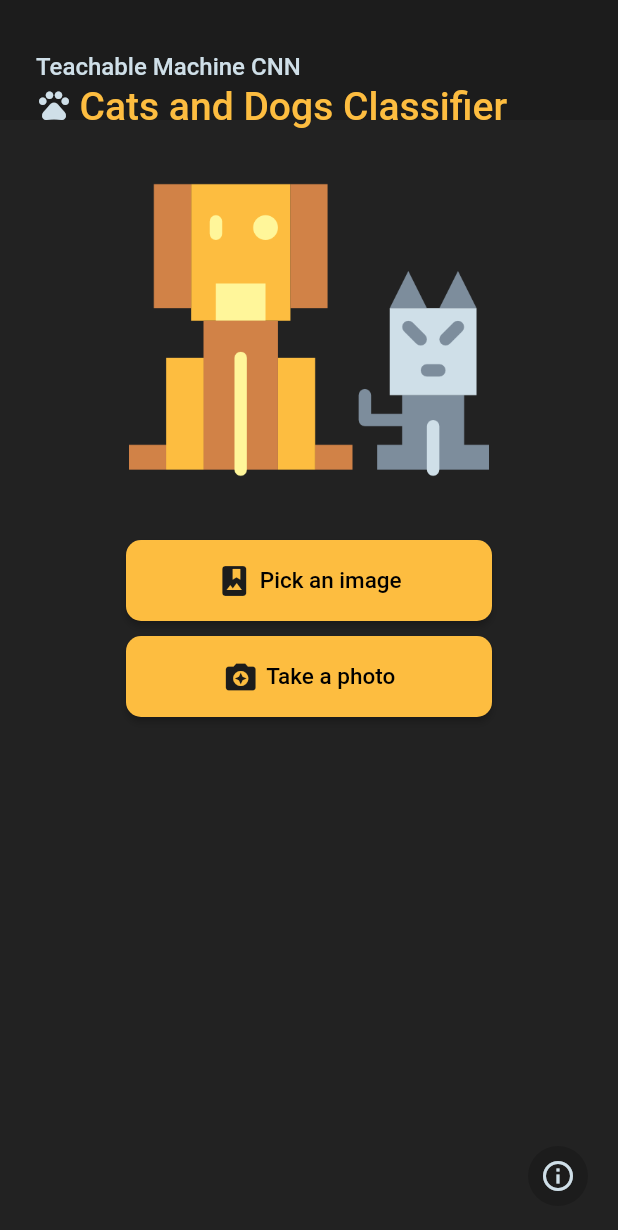
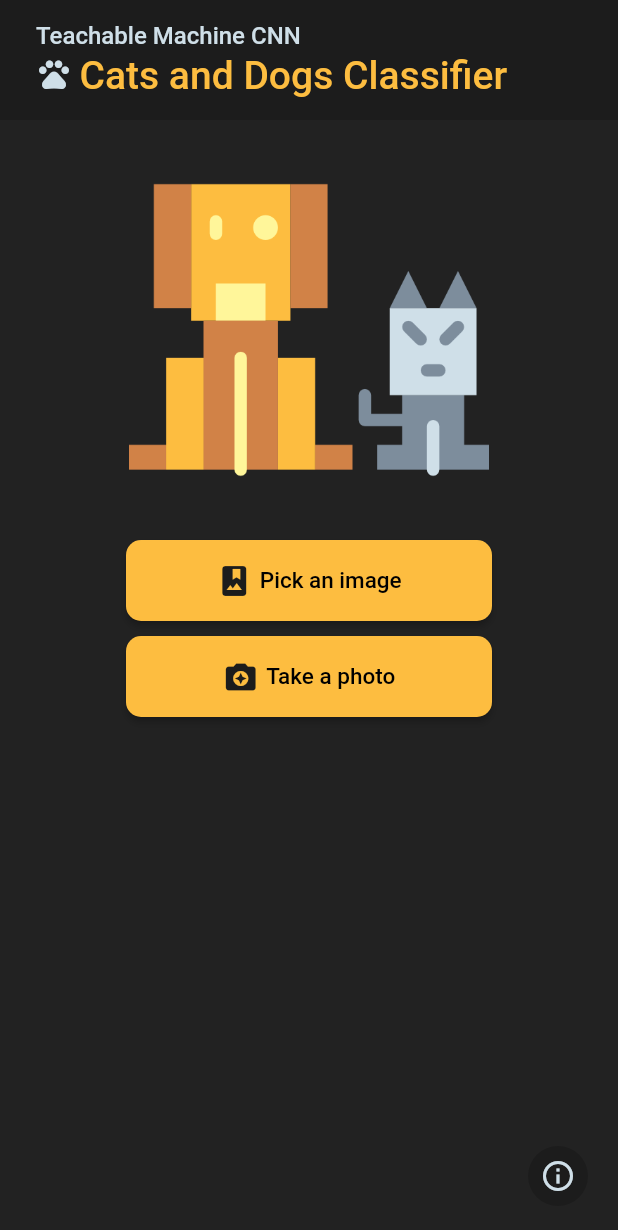
Before and after one commit to sourhub226/flutter-cats-dogs-CNN, a Flutter app: the screen it shows after launch, on a phone screen of 412 x 824 dp. Shown: the top 1230 px of the screen. Run offline on Flutter 3.47's test engine with Material 2 defaults, Android fonts, the phone set to English and light mode, and no system bars; our stand-ins replace image_picker, splashscreen; missing offline and left inert: tflite.

Commit message:
Added safearea to appbar

```diff
--- a/lib/home.dart
+++ b/lib/home.dart
@@ -90,6 +90,7 @@ class _HomeState extends State<Home> {
     return Scaffold(
       appBar: PreferredSize(
         preferredSize: Size.fromHeight(80), // Set this height
+        child: SafeArea(
           child: Container(
             color: Theme.of(context).primaryColor,
             child: Padding(
@@ -98,15 +99,12 @@ class _HomeState extends State<Home> {
                 mainAxisAlignment: MainAxisAlignment.center,
                 crossAxisAlignment: CrossAxisAlignment.start,
                 children: [
-                Padding(
-                  padding: const EdgeInsets.only(top: 35),
-                  child: Text(
+                  Text(
                     "Teachable Machine CNN",
                     style: TextStyle(
                         color: MyApp.labelColor,
                         fontSize: 16,
                         fontWeight: FontWeight.w500),
-                  ),
                   ),
                   Row(
                     children: [
@@ -128,6 +126,7 @@ class _HomeState extends State<Home> {
                     ],
                   ),
                 ],
+              ),
             ),
           ),
         ),
```
Lines whose indentation alone changed are shown as unchanged.
